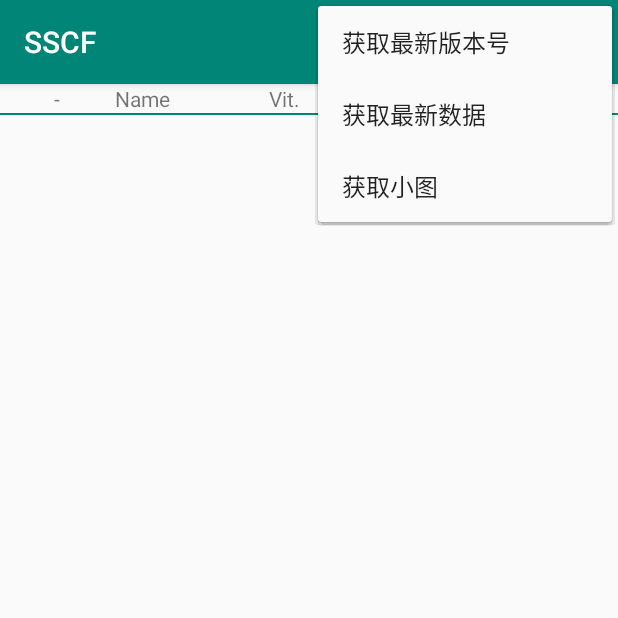
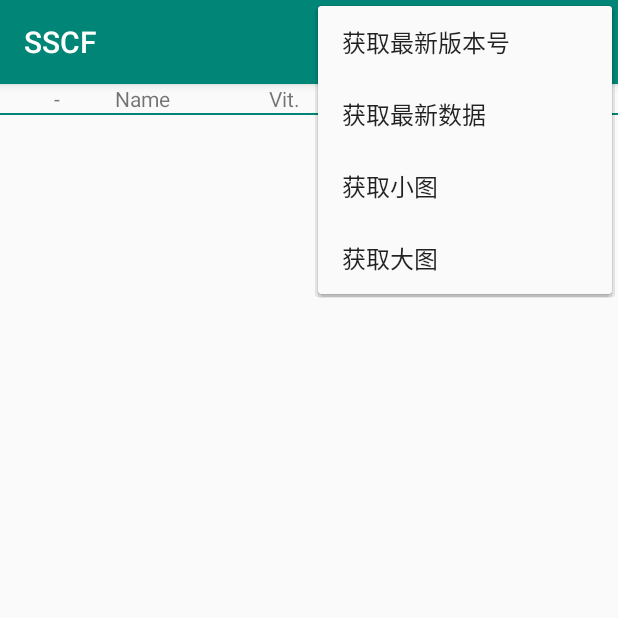
Before and after one commit to ythy/SSCF, an Android app: the screen it shows after launch (MainActivity), with the options menu open, on a phone screen of 412 x 824 dp, the top half of it. Run offline under Robolectric (Android 15) with nearby library versions, the phone set to English and light mode, and no system bars; our stand-ins replace ButterKnife, Dagger/Hilt's generated code; 9 statements that could not run were skipped.

Commit message:
add feature: full image download

```diff
--- a/app/src/main/res/menu/main.xml
+++ b/app/src/main/res/menu/main.xml
@@ -2,13 +2,17 @@
     <item
         android:id="@+id/action_get_last_version"
         android:orderInCategory="110"
-        android:title="获取最新版本号"/>
+        android:title="@string/menu_get_last_version"/>
     <item
         android:id="@+id/action_get_last_version_data"
         android:orderInCategory="120"
-        android:title="获取最新数据"/>
+        android:title="@string/menu_get_last_data"/>
     <item
         android:id="@+id/action_get_small_images"
         android:orderInCategory="140"
-        android:title="获取小图"/>
+        android:title="@string/menu_get_small_image"/>
+    <item
+        android:id="@+id/action_get_full_images"
+        android:orderInCategory="150"
+        android:title="@string/menu_get_full_image"/>
 </menu>
--- a/app/src/main/res/values/strings.xml
+++ b/app/src/main/res/values/strings.xml
@@ -29,4 +29,8 @@
     <string name="btn_update_image">update image</string>
     <string name="aura">Aura</string>
     <string name="technique">Technique</string>
+    <string name="menu_get_last_version">获取最新版本号</string>
+    <string name="menu_get_last_data">获取最新数据</string>
+    <string name="menu_get_small_image">获取小图</string>
+    <string name="menu_get_full_image">获取大图</string>
 </resources>
```
Also changed, not shown: app/src/main/java/com/mx/cosmo/activity/MainActivity.kt (+19 -0 lines), app/src/main/java/com/mx/cosmo/orm/imp/SaintInfoDaoImp.kt (+7 -0 lines).
